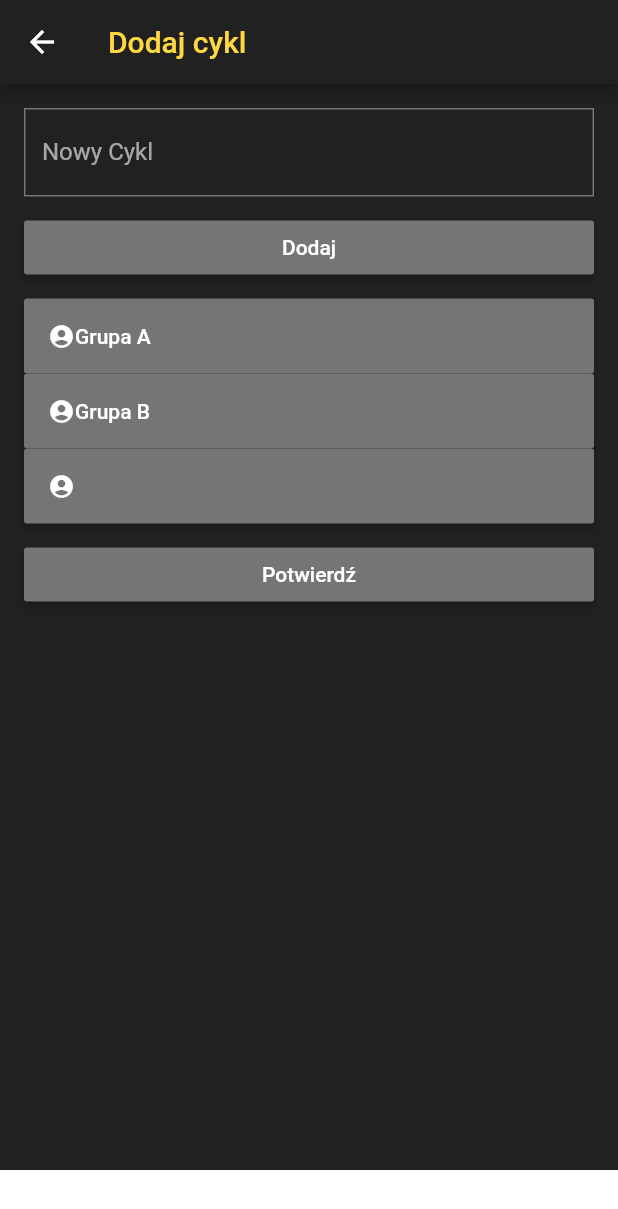
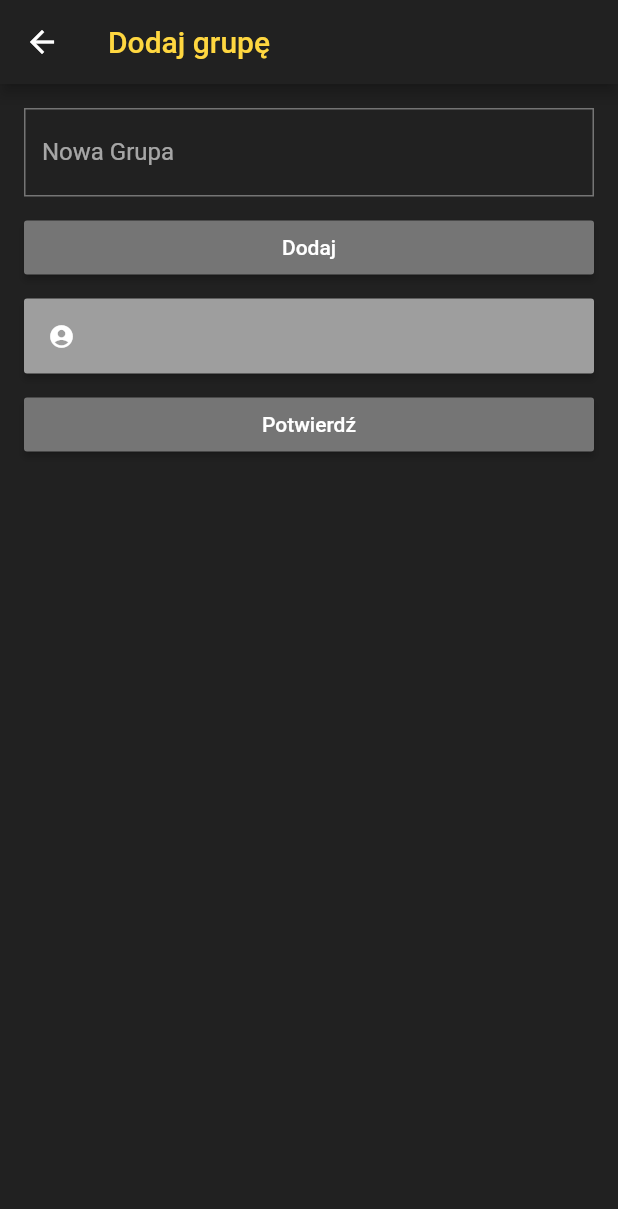
Before and after one commit to kamil-korwiel/Locato2, a Flutter app: the AddGroup screen opened directly, after a tap on "Dodaj", after a tap on the "account circle" icon, on a phone screen of 412 x 824 dp. Shown: the top 1209 px of the screen. Run offline on Flutter 3.47's test engine with Material 2 defaults, Android fonts, the phone set to English and light mode, and no system bars; our stand-ins replace flutter_datetime_picker, flutter_local_notifications, flutter_speed_dial, flutter_typeahead, geolocator, google_maps_flutter and 2 more; missing offline and left inert: geocoder, throttling; accounts and stored records are empty.

Commit message:
poprawa grup

```diff
--- a/Projekt/lib/Classes/Group.dart
+++ b/Projekt/lib/Classes/Group.dart
@@ -1,13 +1,15 @@
 
 class Group {
-  final int id;
-  final String name;
-  final int howMuchDone;
+  int id;
+  String name;
+  int howMuchDone;
+  bool isSelected = false;
 
   Group({
     this.id,
     this.name,
     this.howMuchDone,
-  }
-  );
+    this.isSelected = false,
+  });
+
 }
--- a/Projekt/lib/pages/add_group.dart
+++ b/Projekt/lib/pages/add_group.dart
@@ -16,7 +16,7 @@ class AddGroup extends StatefulWidget {
 class _AddGroupState extends State<AddGroup> {
   final _text = TextEditingController();
 
-  Group newgroup = Group();
+ // Group newgroup = Group();
 
   @override
   void initState() {
@@ -24,15 +24,15 @@ class _AddGroupState extends State<AddGroup> {
   }
 
   String _value;
-  String _group;
-  List<String> groups = ["Grupa A", "Grupa B"];
   List<Color> _colors = [Colors.grey, Colors.amber[400]];
-  int _currentIndex = 0;
+  List<Group> grouplist = [];
+  int currentIndex = 0;
+  int length = 0;
 
   Widget build(BuildContext context) {
     return Scaffold(
       appBar: AppBar(
-        title: Text("Dodaj cykl"),
+        title: Text("Dodaj grupę"),
       ),
       body: Padding(
           padding: const EdgeInsets.all(16.0),
@@ -40,7 +40,7 @@ class _AddGroupState extends State<AddGroup> {
             new TextFormField(
               controller: _text,
               decoration: new InputDecoration(
-                labelText: "Nowy Cykl",
+                labelText: "Nowa Grupa",
                 border: new OutlineInputBorder(
                   borderRadius: new BorderRadius.circular(0.0),
                   borderSide: new BorderSide(),
@@ -53,7 +53,9 @@ class _AddGroupState extends State<AddGroup> {
             ),
             new RaisedButton(
               onPressed: () {
-                groups.add(_text.text);
+                grouplist.add(new Group(id: currentIndex, name:_text.text, isSelected: true));
+                currentIndex++;
+                 length = grouplist.length;
                 _text.clear();
                 setState(() {});
               },
@@ -64,7 +66,7 @@ class _AddGroupState extends State<AddGroup> {
             ),
             new ListView.builder(
                 shrinkWrap: true,
-                itemCount: groups.length,
+                itemCount: length,
                 itemBuilder: (context, index) {
 
                   return RaisedButton(
@@ -83,7 +85,7 @@ class _AddGroupState extends State<AddGroup> {
                                       Icons.account_circle,
                                       size: 18.0,
                                     ),
-                                    Text(groups[index]),
+                                    Text(" " + grouplist[index].name),
                                   ],
                                 ),
                               )
@@ -92,9 +94,15 @@ class _AddGroupState extends State<AddGroup> {
                         ],
                       ),
                     ),
-                    onPressed: () => Scaffold
-                    .of(context)
-                    .showSnackBar(SnackBar(content: Text(groups[index]))),
+                    color: grouplist[index].isSelected ? Colors.amber[400] : Colors.grey,
+                    onPressed: () => setState(() {
+                      if(grouplist[index].isSelected == false){
+                        for(int i = 0; i < grouplist.length; i++) grouplist[i].isSelected = false;
+                        grouplist[index].isSelected = true;
+                      }
+                      else
+                      grouplist[index].isSelected = false;
+                      })
               );
                     }),
 
--- a/Projekt/lib/pages/add_notification.dart
+++ b/Projekt/lib/pages/add_notification.dart
@@ -49,6 +49,7 @@ class _AddNotificationState extends State<AddNotification> {
   var duration;
   int czas;
   int length = 0;
+  String name;
 
 
   void getDropDownItem(){
@@ -109,17 +110,20 @@ DropdownButton<String>(
                 if(holder == "Minuty"){
                 czas = int.parse(_text.text);
                 duration = new Duration(minutes: czas);
+                name = "$czas minut przed";
                 }
                 if(holder == "Godziny"){
                 czas = int.parse(_text.text);
                 duration = new Duration(minutes: czas);
+                name = "$czas godzin przed";
                 }
                 if(holder == "Dni"){
                 czas = int.parse(_text.text);
                 duration = new Duration(minutes: czas);
+                name = "$czas dni przed";
                 }
                 pom = teraz.add(duration);
-                notificationlist.add(new MyNotification(_currentIndex, pom));
+                notificationlist.add(new MyNotification(id: _currentIndex,when: pom, nazwa: name));
                 _text.clear();
                 _currentIndex++;
                 length = notificationlist.length;
```
Also changed, not shown: Projekt/lib/Classes/Notification.dart (+7 -6 lines).
